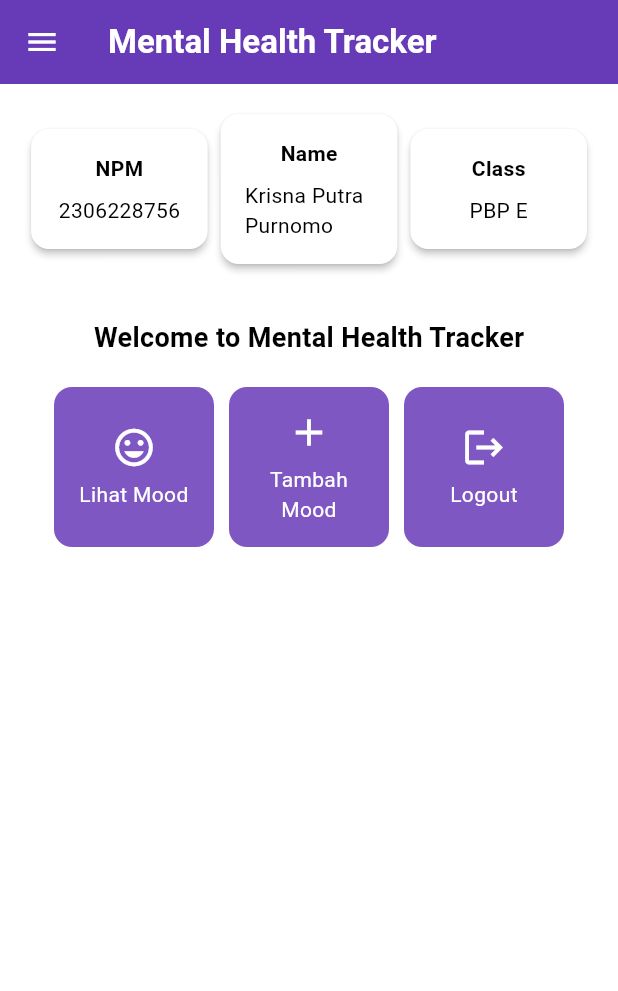
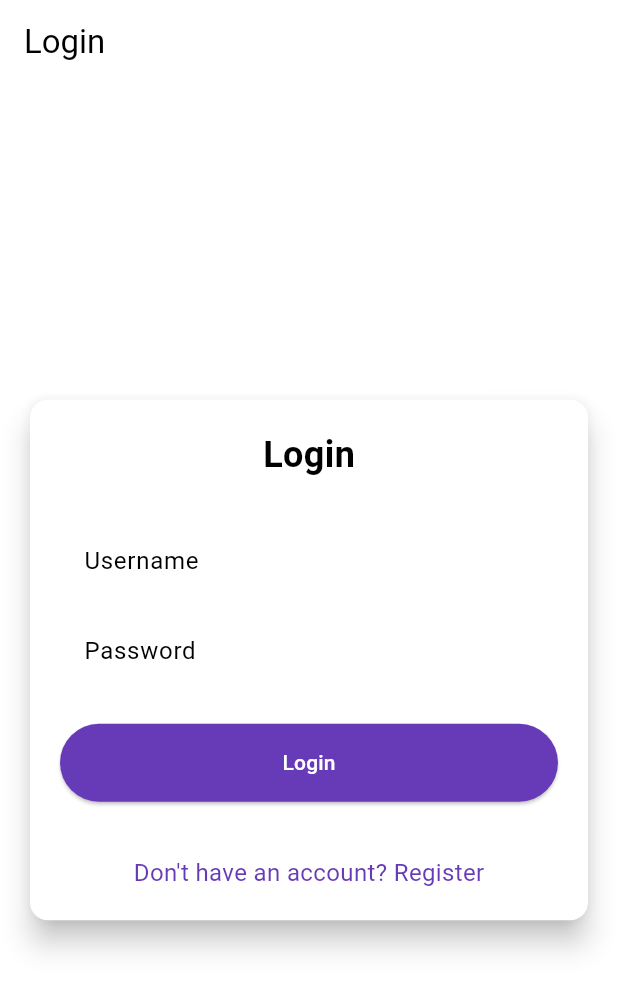
Before and after one commit to IvanJehuda/mental-health-tracker-mobile., a Flutter app: the screen it shows after launch, on a phone screen of 412 x 824 dp. Shown: the top 991 px of the screen. Run offline on Flutter 3.47's test engine with Material 3 defaults, Android fonts, the phone set to English and light mode, and no system bars; missing offline and left inert: pbp_django_auth.

Commit message:
Done working Tutorial 8

```diff
--- a/lib/main.dart
+++ b/lib/main.dart
@@ -1,5 +1,7 @@
 import 'package:flutter/material.dart';
-import 'package:mental_health_tracker/screens/menu.dart';
+import 'package:mental_health_tracker/screens/login.dart';
+import 'package:pbp_django_auth/pbp_django_auth.dart';
+import 'package:provider/provider.dart';
 
 void main() {
   runApp(const MyApp());
@@ -7,15 +9,24 @@ void main() {
 
 class MyApp extends StatelessWidget {
   const MyApp({super.key});
+
   @override
   Widget build(BuildContext context) {
-    return MaterialApp(
-      title: 'Flutter Demo',
-      theme: ThemeData(
-    colorScheme: ColorScheme.fromSwatch(primarySwatch: Colors.deepPurple,).copyWith(secondary: Colors.deepPurple[400]),
-        useMaterial3: true,
+    return Provider(
+      create: (_) {
+        CookieRequest request = CookieRequest();
+        return request;
+      },
+      child: MaterialApp(
+        title: 'Mental Health Tracker',
+        theme: ThemeData(
+          useMaterial3: true,
+          colorScheme: ColorScheme.fromSwatch(
+            primarySwatch: Colors.deepPurple,
+          ).copyWith(secondary: Colors.deepPurple[400]),
+        ),
+      home: const LoginPage()
       ),
-      home: MyHomePage(),
     );
   }
 }
--- /dev/null
+++ b/lib/screens/login.dart
@@ -0,0 +1,182 @@
+import 'package:mental_health_tracker/screens/menu.dart';
+import 'package:flutter/material.dart';
+import 'package:pbp_django_auth/pbp_django_auth.dart';
+import 'package:provider/provider.dart';
+import 'package:mental_health_tracker/screens/register.dart';
+// TODO: Import halaman RegisterPage jika sudah dibuat
+
+void main() {
+  runApp(const LoginApp());
+}
+
+class LoginApp extends StatelessWidget {
+  const LoginApp({super.key});
+
+  @override
+  Widget build(BuildContext context) {
+    return MaterialApp(
+      title: 'Login',
+      theme: ThemeData(
+        useMaterial3: true,
+        colorScheme: ColorScheme.fromSwatch(
+          primarySwatch: Colors.deepPurple,
+        ).copyWith(secondary: Colors.deepPurple[400]),
+      ),
+      home: const LoginPage(),
+    );
+  }
+}
+
+class LoginPage extends StatefulWidget {
+  const LoginPage({super.key});
+
+  @override
+  State<LoginPage> createState() => _LoginPageState();
+}
+
+class _LoginPageState extends State<LoginPage> {
+  final TextEditingController _usernameController = TextEditingController();
+  final TextEditingController _passwordController = TextEditingController();
+
+  @override
+  Widget build(BuildContext context) {
+    final request = context.watch<CookieRequest>();
+
+    return Scaffold(
+      appBar: AppBar(
+        title: const Text('Login'),
+      ),
+      body: Center(
+        child: SingleChildScrollView(
+          padding: const EdgeInsets.all(16.0),
+          child: Card(
+            elevation: 8,
+            shape: RoundedRectangleBorder(
+              borderRadius: BorderRadius.circular(12.0),
+            ),
+            child: Padding(
+              padding: const EdgeInsets.all(20.0),
+              child: Column(
+                mainAxisSize: MainAxisSize.min,
+                children: [
+                  const Text(
+                    'Login',
+                    style: TextStyle(
+                      fontSize: 24.0,
+                      fontWeight: FontWeight.bold,
+                    ),
+                  ),
+                  const SizedBox(height: 30.0),
+                  TextField(
+                    controller: _usernameController,
+                    decoration: const InputDecoration(
+                      labelText: 'Username',
+                      hintText: 'Enter your username',
+                      border: OutlineInputBorder(
+                        borderRadius: BorderRadius.all(Radius.circular(12.0)),
+                      ),
+                      contentPadding:
+                          EdgeInsets.symmetric(horizontal: 12.0, vertical: 8.0),
+                    ),
+                  ),
+                  const SizedBox(height: 12.0),
+                  TextField(
+                    controller: _passwordController,
+                    decoration: const InputDecoration(
+                      labelText: 'Password',
+                      hintText: 'Enter your password',
+                      border: OutlineInputBorder(
+                        borderRadius: BorderRadius.all(Radius.circular(12.0)),
+                      ),
+                      contentPadding:
+                          EdgeInsets.symmetric(horizontal: 12.0, vertical: 8.0),
+                    ),
+                    obscureText: true,
+                  ),
+                  const SizedBox(height: 24.0),
+                  ElevatedButton(
+                    onPressed: () async {
+                      String username = _usernameController.text;
+                      String password = _passwordController.text;
+
+                      // Cek kredensial
+                      // TODO: Ganti URL dan jangan lupa tambahkan trailing slash (/) di akhir URL!
+                      // Untuk menyambungkan Android emulator dengan Django pada localhost,
+                      // gunakan URL http://10.0.2.2/
+                      final response = await request
+                          .login("http://127.0.0.1:8000/auth/login/", {
+                        'username': username,
+                        'password': password,
+                      });
+
+                      if (request.loggedIn) {
+                        String message = response['message'];
+                        String uname = response['username'];
+                        if (context.mounted) {
+                          Navigator.pushReplacement(
+                            context,
+                            MaterialPageRoute(
+                                builder: (context) => MyHomePage()),
+                          );
+                          ScaffoldMessenger.of(context)
+                            ..hideCurrentSnackBar()
+                            ..showSnackBar(
+                              SnackBar(
+                                  content:
+                                      Text("$message Selamat datang, $uname.")),
+                            );
+                        }
+                      } else {
+                        if (context.mounted) {
+                          showDialog(
+                            context: context,
+                            builder: (context) => AlertDialog(
+                              title: const Text('Login Gagal'),
+                              content: Text(response['message']),
+                              actions: [
+                                TextButton(
+                                  child: const Text('OK'),
+                                  onPressed: () {
+                                    Navigator.pop(context);
+                                  },
+                                ),
+                              ],
+                            ),
+                          );
+                        }
+                      }
+                    },
+                    style: ElevatedButton.styleFrom(
+                      foregroundColor: Colors.white,
+                      minimumSize: Size(double.infinity, 50),
+                      backgroundColor: Theme.of(context).colorScheme.primary,
+                      padding: const EdgeInsets.symmetric(vertical: 16.0),
+                    ),
+                    child: const Text('Login'),
+                  ),
+                  const SizedBox(height: 36.0),
+                  GestureDetector(
+                    onTap: () {
+                      Navigator.push(
+                        context,
+                        MaterialPageRoute(
+                            builder: (context) => const RegisterPage()),
+                      );
+                    },
+                    child: Text(
+                      'Don\'t have an account? Register',
+                      style: TextStyle(
+                        color: Theme.of(context).colorScheme.primary,
+                        fontSize: 16.0,
+                      ),
+                    ),
+                  ),
+                ],
+              ),
+            ),
+          ),
+        ),
+      ),
+    );
+  }
+}
--- a/lib/screens/menu.dart
+++ b/lib/screens/menu.dart
@@ -40,8 +40,8 @@ class InfoCard extends StatelessWidget {
 class MyHomePage extends StatelessWidget {
   MyHomePage({super.key});
 
-  final String npm = '2306228756'; // NPM
-  final String name = 'Krisna Putra Purnomo'; // Nama
+  final String npm = '2306152222'; // NPM
+  final String name = 'Ivan Jehuda Angi'; // Nama
   final String className = 'PBP E'; // Kelas
 
   final List<ItemHomepage> items = [
--- a/pubspec.yaml
+++ b/pubspec.yaml
@@ -35,6 +35,9 @@ dependencies:
   # The following adds the Cupertino Icons font to your application.
   # Use with the CupertinoIcons class for iOS style icons.
   cupertino_icons: ^1.0.8
+  provider: ^6.1.2
+  pbp_django_auth: ^0.4.0
+  http: ^1.2.2
 
 dev_dependencies:
   flutter_test:
```
Also changed, not shown: lib/models/mood_entry.dart (added, +65 -0 lines), lib/screens/list_moodentry.dart (added, +90 -0 lines), lib/screens/moodentry_form.dart (+36 -37 lines), lib/screens/register.dart (added, +166 -0 lines), lib/widgets/left_drawer.dart (+13 -0 lines), lib/widgets/mood_card.dart (+36 -1 lines), pubspec.lock, 2 other files.
